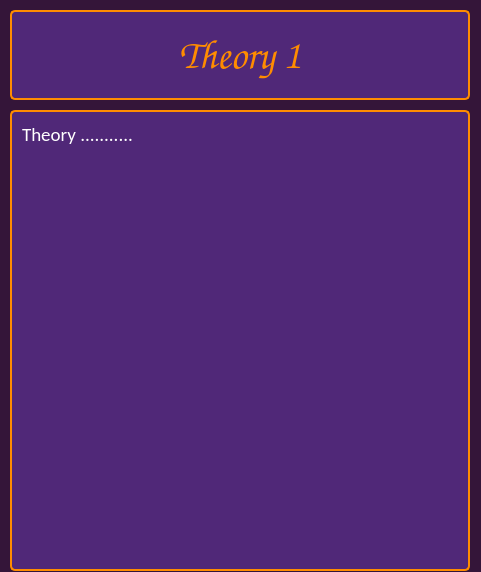
DRBC-Systems/PipinoCosmos, file Externals/Qt/TheoryWindow.ui: the form before one commit.
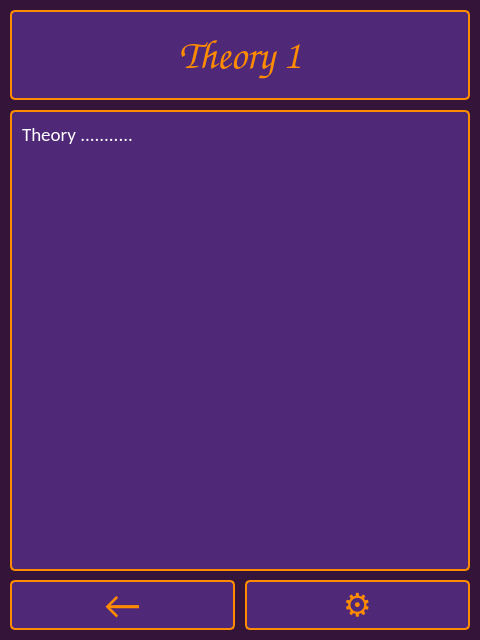
The form after the commit.

Commit message: Working UI + feeding model with Problem and Difficulty with success testing.

```diff
--- a/Externals/Qt/TheoryWindow.ui
+++ b/Externals/Qt/TheoryWindow.ui
@@ -6,8 +6,8 @@
    <rect>
     <x>0</x>
     <y>0</y>
-    <width>481</width>
-    <height>572</height>
+    <width>480</width>
+    <height>640</height>
    </rect>
   </property>
   <property name="windowTitle">
```
The commit also changes 7 other files.
